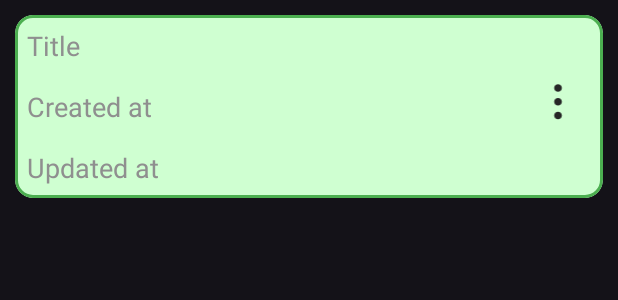
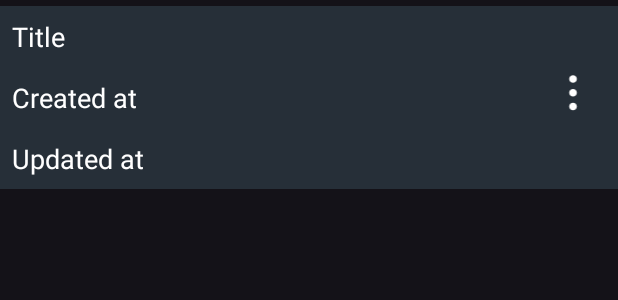
Before and after one commit to Ilmiddin1701/My-Notes-Api, an Android app: the layout item_rv.xml on its own in the app's theme, with its tools: preview values and no code run, on a phone screen of 412 x 824 dp. Shown: the top 300 px of the screen. Run offline under Robolectric (Android 15) with nearby library versions, the phone set to English and light mode, and no system bars.

Commit message:
my notes

```diff
--- a/app/src/main/res/drawable/ic_more.xml
+++ b/app/src/main/res/drawable/ic_more.xml
@@ -5,6 +5,6 @@
     android:viewportHeight="44">
   <path
       android:pathData="M4.75,31.5C4.75,29.429 6.429,27.75 8.5,27.75C10.571,27.75 12.25,29.429 12.25,31.5C12.25,33.571 10.571,35.25 8.5,35.25C6.429,35.25 4.75,33.571 4.75,31.5ZM4.75,17.75C4.75,15.679 6.429,14 8.5,14C10.571,14 12.25,15.679 12.25,17.75C12.25,19.821 10.571,21.5 8.5,21.5C6.429,21.5 4.75,19.821 4.75,17.75ZM4.75,4C4.75,1.929 6.429,0.25 8.5,0.25C10.571,0.25 12.25,1.929 12.25,4C12.25,6.071 10.571,7.75 8.5,7.75C6.429,7.75 4.75,6.071 4.75,4Z"
-      android:fillColor="#262626"
+      android:fillColor="#FFFFFF"
       android:fillType="evenOdd"/>
 </vector>
--- a/app/src/main/res/layout/fragment_home.xml
+++ b/app/src/main/res/layout/fragment_home.xml
@@ -46,7 +46,8 @@
             android:layout_width="match_parent"
             android:layout_height="0dp"
             app:layout_constraintBottom_toBottomOf="parent"
-            app:layout_constraintTop_toBottomOf="@+id/action_bar1" />
+            app:layout_constraintTop_toBottomOf="@+id/action_bar1"
+            tools:listitem="@layout/item_rv" />
 
         <com.google.android.material.floatingactionbutton.FloatingActionButton
             android:id="@+id/btnAdd"
--- a/app/src/main/res/layout/item_rv.xml
+++ b/app/src/main/res/layout/item_rv.xml
@@ -4,10 +4,11 @@
     xmlns:tools="http://schemas.android.com/tools"
     android:layout_width="match_parent"
     android:layout_height="wrap_content"
-    android:layout_margin="10dp"
-    android:backgroundTint="#CFFFD1"
-    app:strokeColor="#4CAF50"
-    app:strokeWidth="2dp">
+    android:layout_marginTop="4dp"
+    android:backgroundTint="#262F38"
+    app:cardCornerRadius="0dp"
+    app:strokeColor="@android:color/transparent"
+    app:cardElevation="0dp">
 
     <RelativeLayout
         android:layout_width="match_parent"
@@ -18,9 +19,8 @@
             android:layout_width="wrap_content"
             android:layout_height="wrap_content"
             android:layout_margin="8dp"
-            android:hint="@string/title"
-            android:textColor="@color/black"
-            android:textColorHint="#8F8F8F"
+            android:text="@string/title"
+            android:textColor="@color/white"
             android:textSize="18sp"
             tools:ignore="RelativeOverlap" />
 
@@ -30,9 +30,8 @@
             android:layout_height="wrap_content"
             android:layout_below="@id/tvTitle"
             android:layout_margin="8dp"
-            android:hint="@string/created_at"
-            android:textColor="@color/black"
-            android:textColorHint="#8F8F8F"
+            android:text="@string/created_at"
+            android:textColor="@color/white"
             android:textSize="18sp" />
 
         <TextView
@@ -41,9 +40,8 @@
             android:layout_height="wrap_content"
             android:layout_below="@id/tvCreatedAt"
             android:layout_margin="8dp"
-            android:hint="@string/updated_at"
-            android:textColor="@color/black"
-            android:textColorHint="#8F8F8F"
+            android:text="@string/updated_at"
+            android:textColor="@color/white"
             android:textSize="18sp" />
 
         <ImageView
```
